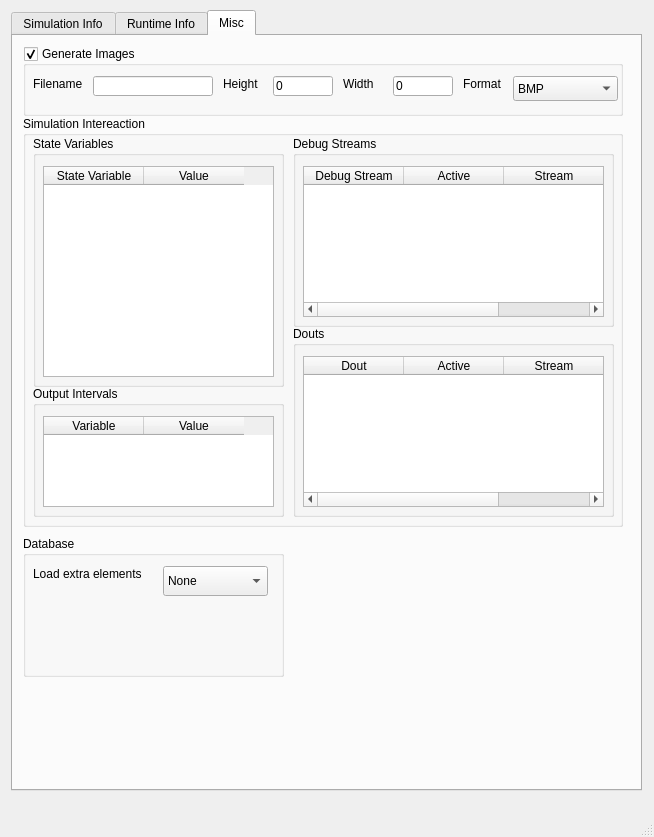
Qt form src/VisIt/libsim/uintah.ui (Uintah/Uintah) before a commit.
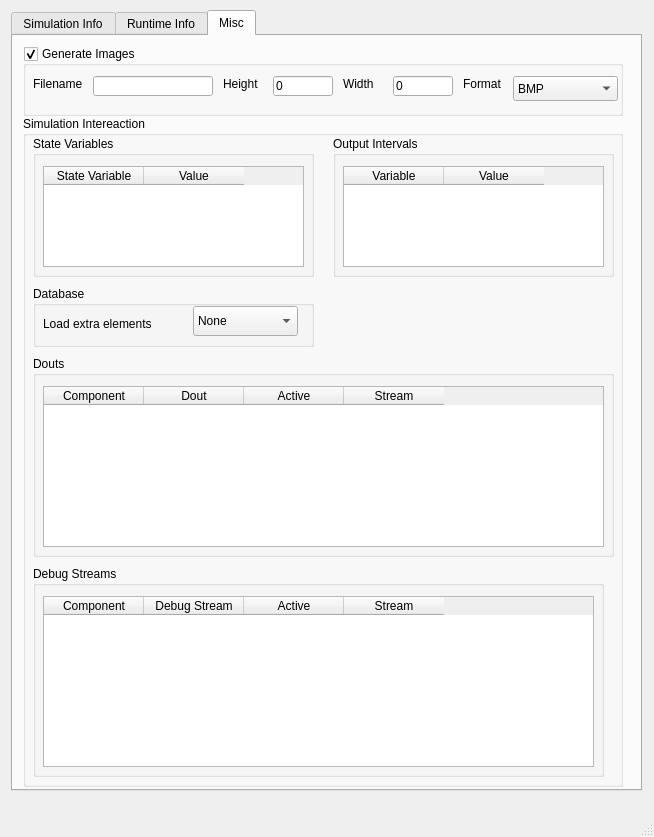
The same form after that commit. The open tabs and pages were chosen to show the change.

Commit message: added an additional column for the component

The edit to the form file:
```diff
--- a/src/VisIt/libsim/uintah.ui
+++ b/src/VisIt/libsim/uintah.ui
@@ -724,7 +724,7 @@
         <x>10</x>
         <y>80</y>
         <width>600</width>
-        <height>411</height>
+        <height>671</height>
        </rect>
       </property>
       <property name="title">
@@ -735,8 +735,8 @@
         <rect>
          <x>10</x>
          <y>20</y>
-         <width>251</width>
-         <height>251</height>
+         <width>281</width>
+         <height>141</height>
         </rect>
        </property>
        <property name="title">
@@ -747,8 +747,8 @@
          <rect>
           <x>10</x>
           <y>30</y>
-          <width>231</width>
-          <height>211</height>
+          <width>261</width>
+          <height>101</height>
          </rect>
         </property>
         <column>
@@ -766,10 +766,10 @@
       <widget class="QGroupBox" name="DebugStreamGroupBox">
        <property name="geometry">
         <rect>
-         <x>270</x>
-         <y>20</y>
-         <width>321</width>
-         <height>191</height>
+         <x>10</x>
+         <y>450</y>
+         <width>571</width>
+         <height>211</height>
         </rect>
        </property>
        <property name="title">
@@ -780,10 +780,15 @@
          <rect>
           <x>10</x>
           <y>30</y>
-          <width>301</width>
-          <height>151</height>
+          <width>551</width>
+          <height>171</height>
          </rect>
         </property>
+        <column>
+         <property name="text">
+          <string>Component</string>
+         </property>
+        </column>
         <column>
          <property name="text">
           <string>Debug Stream</string>
@@ -804,10 +809,10 @@
       <widget class="QGroupBox" name="OutputIntervalGroupBox">
        <property name="geometry">
         <rect>
-         <x>10</x>
-         <y>270</y>
-         <width>251</width>
-         <height>131</height>
+         <x>310</x>
+         <y>20</y>
+         <width>281</width>
+         <height>141</height>
         </rect>
        </property>
        <property name="title">
@@ -818,8 +823,8 @@
          <rect>
           <x>10</x>
           <y>30</y>
-          <width>231</width>
-          <height>91</height>
+          <width>261</width>
+          <height>101</height>
          </rect>
         </property>
         <column>
@@ -837,10 +842,10 @@
       <widget class="QGroupBox" name="DoutGroupBox">
        <property name="geometry">
         <rect>
-         <x>270</x>
-         <y>210</y>
-         <width>321</width>
-         <height>191</height>
+         <x>10</x>
+         <y>240</y>
+         <width>581</width>
+         <height>201</height>
         </rect>
        </property>
        <property name="title">
@@ -851,10 +856,15 @@
          <rect>
           <x>10</x>
           <y>30</y>
-          <width>301</width>
-          <height>151</height>
+          <width>561</width>
+          <height>161</height>
          </rect>
         </property>
+        <column>
+         <property name="text">
+          <string>Component</string>
+         </property>
+        </column>
         <column>
          <property name="text">
           <string>Dout</string>
@@ -872,14 +882,13 @@
         </column>
        </widget>
       </widget>
-     </widget>
      <widget class="QGroupBox" name="groupBox">
       <property name="geometry">
        <rect>
         <x>10</x>
-        <y>500</y>
-        <width>261</width>
-        <height>141</height>
+         <y>170</y>
+         <width>281</width>
+         <height>61</height>
        </rect>
       </property>
       <property name="title">
@@ -888,8 +897,8 @@
       <widget class="QComboBox" name="LoadExtraElements">
        <property name="geometry">
         <rect>
-         <x>140</x>
-         <y>30</y>
+          <x>160</x>
+          <y>20</y>
          <width>105</width>
          <height>30</height>
         </rect>
@@ -922,6 +931,7 @@
        <property name="text">
         <string>Load extra elements</string>
        </property>
+       </widget>
       </widget>
      </widget>
     </widget>
```
Lines whose indentation alone changed are shown as unchanged. The commit also changes 2 other files.
